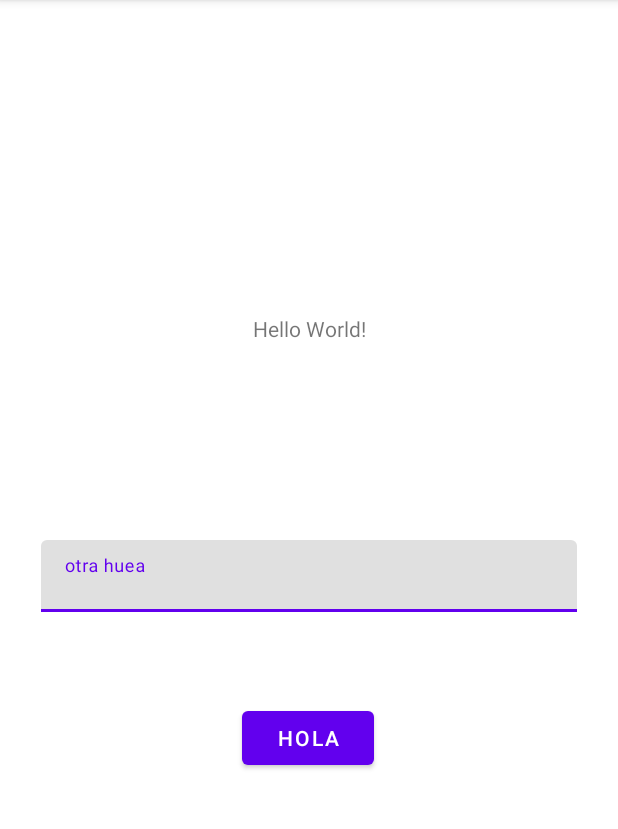
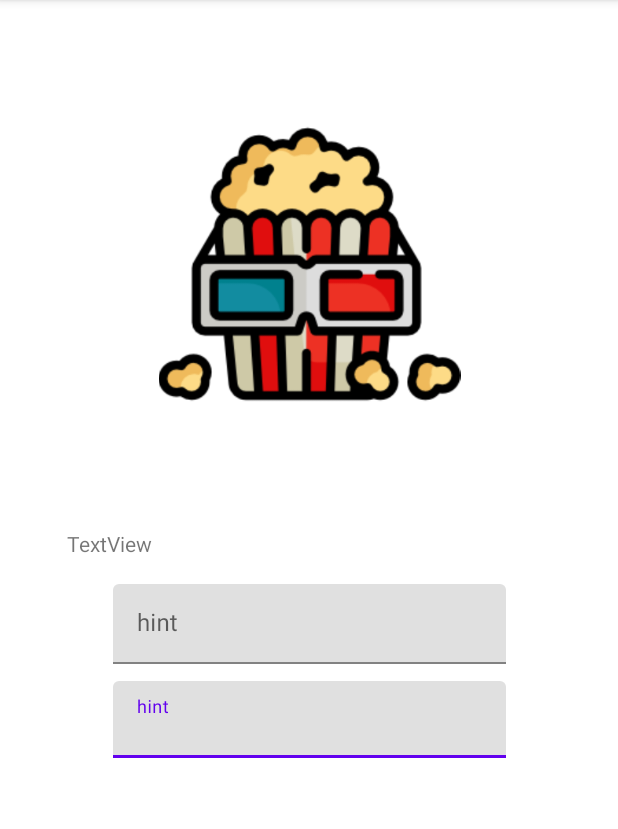
Before and after one commit to JanoLiberona/AppCine, an Android app: the screen it shows after launch (MainActivity), on a phone screen of 412 x 824 dp, the part 84-913 px from its top. Run offline under Robolectric (Android 15) with nearby library versions, the phone set to English and light mode, and no system bars.

Commit message:
primer maqueteo

```diff
--- a/app/src/main/res/layout/activity_main.xml
+++ b/app/src/main/res/layout/activity_main.xml
@@ -6,41 +6,89 @@
     android:layout_height="match_parent"
     tools:context=".MainActivity">
 
-    <TextView
-        android:id="@+id/textView"
+    <androidx.constraintlayout.widget.Guideline
+        android:id="@+id/guideline2"
         android:layout_width="wrap_content"
         android:layout_height="wrap_content"
-        android:text="Hello World!"
-        app:layout_constraintBottom_toBottomOf="parent"
-        app:layout_constraintLeft_toLeftOf="parent"
-        app:layout_constraintRight_toRightOf="parent"
-        app:layout_constraintTop_toTopOf="parent"
-        app:layout_constraintVertical_bias="0.28" />
+        android:orientation="vertical"
+        app:layout_constraintGuide_begin="40dp" />
 
-    <Button
-        android:id="@+id/button"
+    <androidx.constraintlayout.widget.Guideline
+        android:id="@+id/guideline4"
         android:layout_width="wrap_content"
         android:layout_height="wrap_content"
-        android:text="Hola"
-        app:layout_constraintBottom_toBottomOf="parent"
-        app:layout_constraintEnd_toEndOf="parent"
-        app:layout_constraintHorizontal_bias="0.498"
-        app:layout_constraintStart_toStartOf="parent"
-        app:layout_constraintTop_toTopOf="parent"
-        app:layout_constraintVertical_bias="0.65" />
+        android:orientation="vertical"
+        app:layout_constraintGuide_end="40dp" />
+
+    <androidx.constraintlayout.widget.Guideline
+        android:id="@+id/guideline5"
+        android:layout_width="wrap_content"
+        android:layout_height="wrap_content"
+        android:orientation="horizontal"
+        app:layout_constraintGuide_begin="40dp" />
+
+    <androidx.constraintlayout.widget.Guideline
+        android:id="@+id/guideline6"
+        android:layout_width="wrap_content"
+        android:layout_height="wrap_content"
+        android:orientation="horizontal"
+        app:layout_constraintGuide_end="40dp" />
 
     <com.google.android.material.textfield.TextInputLayout
-        android:layout_width="357dp"
-        android:layout_height="48dp"
-        app:layout_constraintBottom_toBottomOf="parent"
-        app:layout_constraintEnd_toEndOf="parent"
-        app:layout_constraintStart_toStartOf="parent"
-        app:layout_constraintTop_toTopOf="parent">
+        android:id="@+id/textInputLayout"
+        android:layout_width="262dp"
+        android:layout_height="51dp"
+        app:layout_constraintBottom_toTopOf="@+id/guideline6"
+        app:layout_constraintEnd_toStartOf="@+id/guideline4"
+        app:layout_constraintStart_toStartOf="@+id/guideline2"
+        app:layout_constraintTop_toTopOf="@+id/guideline5"
+        app:layout_constraintVertical_bias="0.65">
 
         <com.google.android.material.textfield.TextInputEditText
+            android:id="@+id/til_pass"
             android:layout_width="match_parent"
             android:layout_height="wrap_content"
-            android:hint="otra huea" />
+            android:hint="hint" />
     </com.google.android.material.textfield.TextInputLayout>
 
+    <ImageView
+        android:id="@+id/imageView2"
+        android:layout_width="203dp"
+        android:layout_height="201dp"
+        app:layout_constraintBottom_toTopOf="@+id/guideline6"
+        app:layout_constraintEnd_toStartOf="@+id/guideline4"
+        app:layout_constraintStart_toStartOf="@+id/guideline2"
+        app:layout_constraintTop_toTopOf="@+id/guideline5"
+        app:layout_constraintVertical_bias="0.073"
+        app:srcCompat="@drawable/palomita" />
+
+    <com.google.android.material.textfield.TextInputLayout
+        android:id="@+id/textInputLayout"
+        android:layout_width="262dp"
+        android:layout_height="53dp"
+        app:layout_constraintBottom_toTopOf="@+id/guideline6"
+        app:layout_constraintEnd_toStartOf="@+id/guideline4"
+        app:layout_constraintStart_toStartOf="@+id/guideline2"
+        app:layout_constraintTop_toTopOf="@+id/guideline5"
+        app:layout_constraintVertical_bias="0.55">
+
+        <com.google.android.material.textfield.TextInputEditText
+            android:id="@+id/til_user"
+            android:layout_width="match_parent"
+            android:layout_height="wrap_content"
+            android:hint="hint" />
+    </com.google.android.material.textfield.TextInputLayout>
+
+    <TextView
+        android:id="@+id/txtIngreso"
+        android:layout_width="wrap_content"
+        android:layout_height="wrap_content"
+        android:text="TextView"
+        app:layout_constraintBottom_toTopOf="@+id/guideline6"
+        app:layout_constraintEnd_toStartOf="@+id/guideline4"
+        app:layout_constraintHorizontal_bias="0.018"
+        app:layout_constraintStart_toStartOf="@+id/guideline2"
+        app:layout_constraintTop_toTopOf="@+id/guideline5"
+        app:layout_constraintVertical_bias="0.468" />
+
 </androidx.constraintlayout.widget.ConstraintLayout>
```
Also changed, not shown: app/src/main/res/drawable/palomita.png (added).
